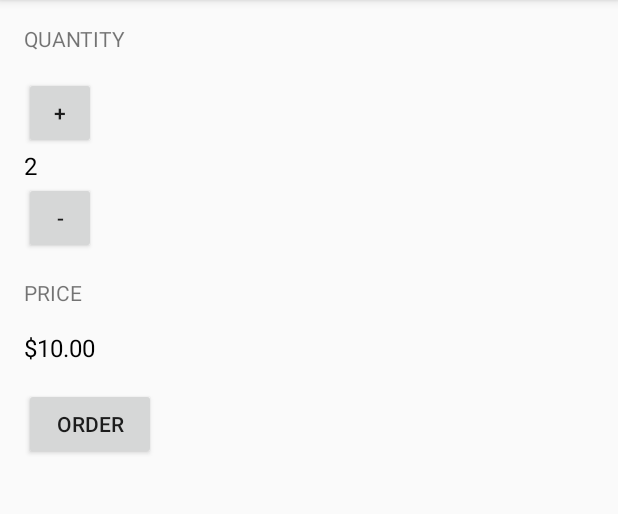
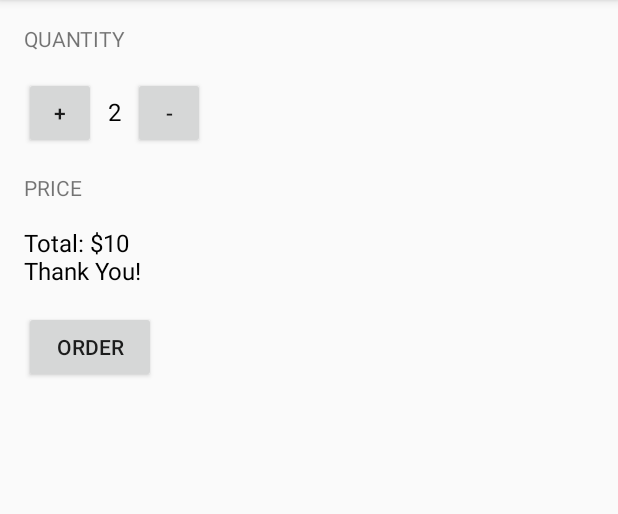
Before and after one commit to braintoilet/AndroidBasicsUdacity, an Android app: the screen it shows after launch (MainActivity), after a tap on "ORDER", on a phone screen of 412 x 824 dp, the part 84-598 px from its top. Run offline under Robolectric (Android 15) with nearby library versions, the phone set to English and light mode, and no system bars.

Commit message:
Updated JustJava Project with changes made in Lesson 7

```diff
--- a/JustJava/app/src/main/java/com/example/android/justjava/MainActivity.java
+++ b/JustJava/app/src/main/java/com/example/android/justjava/MainActivity.java
@@ -51,7 +51,15 @@ public class MainActivity extends AppCompatActivity {
      * This method displays the given price on the screen.
      */
     private void displayPrice(int number) {
+        String priceMessage = "Total: $" + number + "\nThank You!";
+        displayMessage(priceMessage);
+    }
+
+    /**
+     * This method displays the given text on the screen.
+     */
+    private void displayMessage(String message) {
         TextView priceTextView = (TextView) findViewById(R.id.price_text_view);
-        priceTextView.setText(NumberFormat.getCurrencyInstance().format(number));
+        priceTextView.setText(message);
     }
 }
--- a/JustJava/app/src/main/res/layout/activity_main.xml
+++ b/JustJava/app/src/main/res/layout/activity_main.xml
@@ -15,11 +15,17 @@
         android:textAllCaps="true"
         android:layout_marginBottom="16dp"/>
 
+<LinearLayout
+    android:layout_width="wrap_content"
+    android:layout_height="wrap_content"
+    android:layout_marginBottom="16dp">
+
     <Button
         android:id="@+id/incrementButton"
         android:onClick="increment"
         android:layout_width="48dp"
         android:layout_height="48dp"
+        android:layout_marginRight="8dp"
         android:text="+" />
 
     <TextView
@@ -29,15 +35,19 @@
         android:text="2"
         android:textSize="16sp"
         android:textColor="#000000"
-         />
+        />
 
     <Button
         android:id="@+id/decrementButton"
         android:onClick="decrement"
         android:layout_width="48dp"
         android:layout_height="48dp"
+        android:layout_marginLeft="8dp"
         android:text="-"
-        android:layout_marginBottom="16dp"/>
+        />
+
+</LinearLayout>
+
 
     <TextView
         android:layout_width="wrap_content"
```
